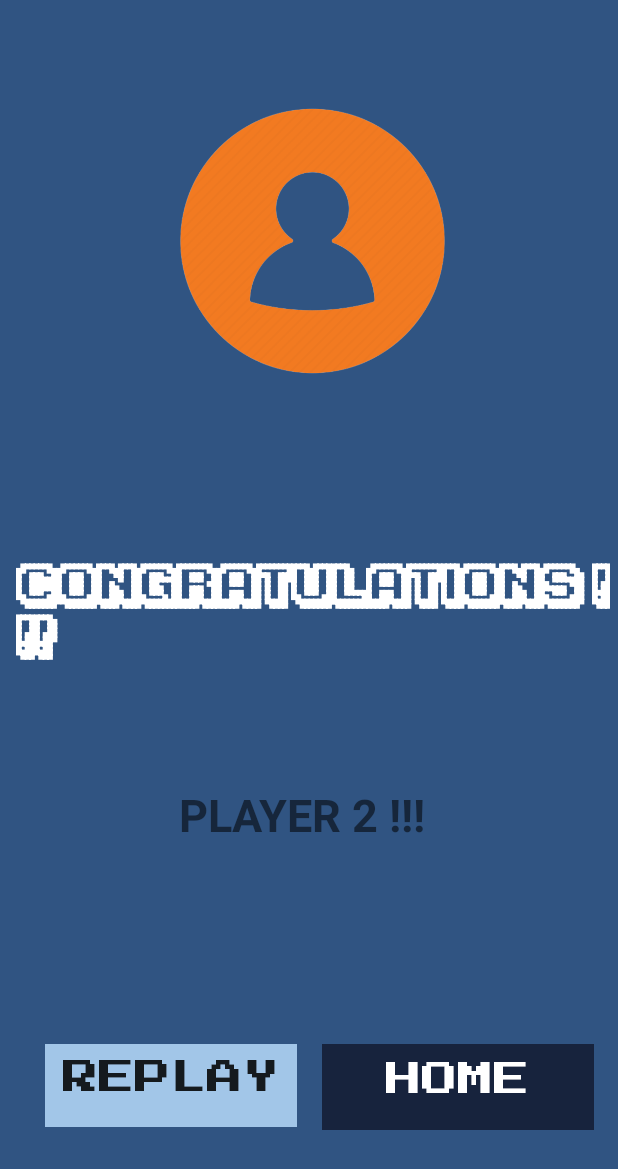
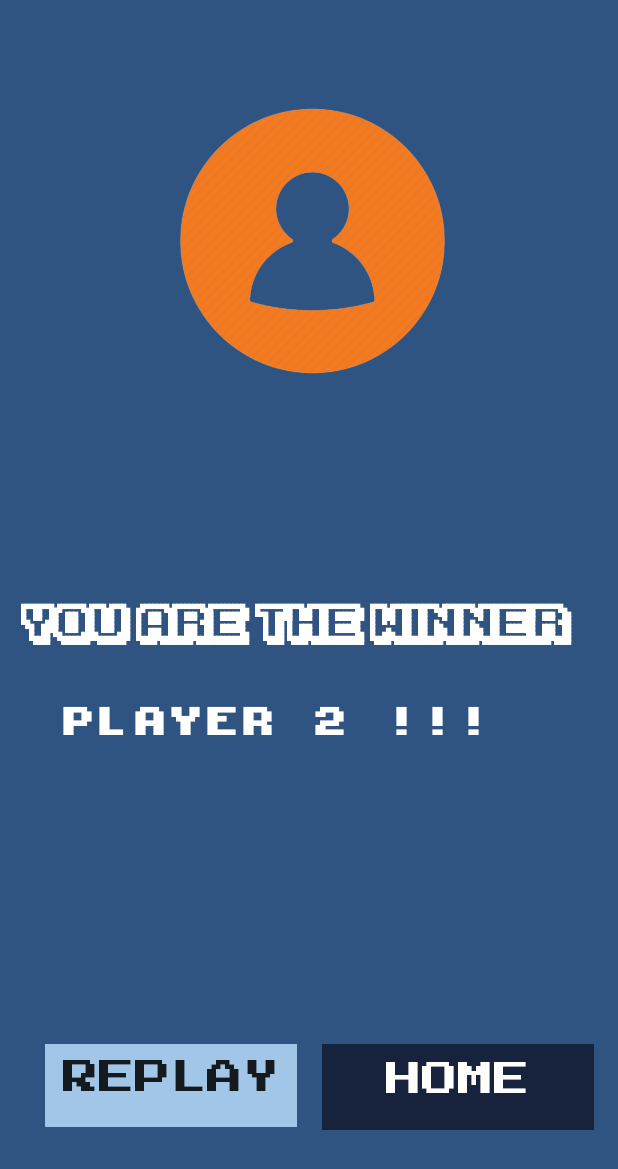
Before and after one commit to romerotac/SquareGame, an Android app: the ResultActivity screen opened directly, with no data from a screen before it, on a phone screen of 412 x 824 dp. Shown: the top 1169 px of the screen. Run offline under Robolectric (Android 15) with nearby library versions, the phone set to English and light mode, and no system bars; 2 statements that could not run were skipped.

Commit message:
YOU ARE THE WINNER

```diff
--- a/app/src/main/res/layout/activity_result.xml
+++ b/app/src/main/res/layout/activity_result.xml
@@ -19,13 +19,13 @@
 
     <TextView
         android:id="@+id/textView8"
-        android:layout_width="396dp"
-        android:layout_height="104dp"
+        android:layout_width="391dp"
+        android:layout_height="51dp"
         android:layout_marginBottom="236dp"
         android:fontFamily="@font/ka1"
-        android:text="@string/congratulations"
+        android:text="YOU ARE THE WINNER"
         android:textColor="@android:color/background_light"
-        android:textSize="30sp"
+        android:textSize="27sp"
         android:textStyle="bold"
         app:layout_constraintBottom_toBottomOf="parent"
         app:layout_constraintEnd_toEndOf="parent"
@@ -72,15 +72,17 @@
 
     <TextView
         android:id="@+id/winner_player_text"
-        android:layout_width="172dp"
-        android:layout_height="76dp"
-        android:textSize="30sp"
+        android:layout_width="334dp"
+        android:layout_height="74dp"
+        android:fontFamily="@font/kongtext"
+        android:textColor="@android:color/background_light"
+        android:textSize="24sp"
         android:textStyle="bold"
         app:layout_constraintBottom_toTopOf="@+id/guideline15"
         app:layout_constraintEnd_toEndOf="parent"
-        app:layout_constraintHorizontal_bias="0.498"
         app:layout_constraintStart_toStartOf="parent"
-        app:layout_constraintTop_toBottomOf="@+id/textView8" />
+        app:layout_constraintTop_toBottomOf="@+id/textView8"
+        app:layout_constraintVertical_bias="0.149" />
 
     <androidx.constraintlayout.widget.Guideline
         android:id="@+id/guideline15"
```
